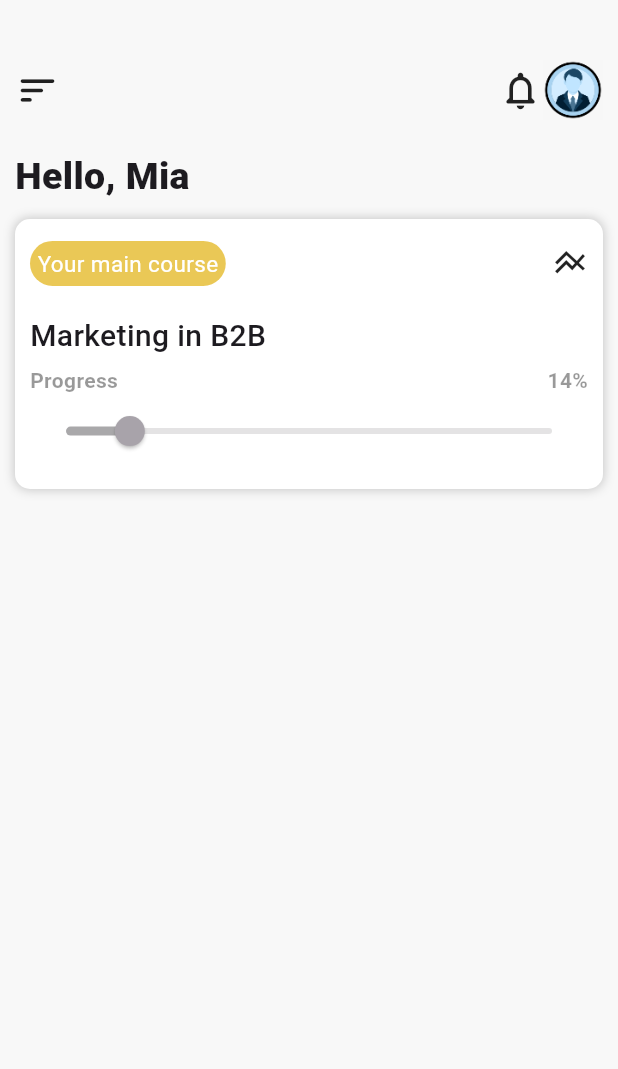
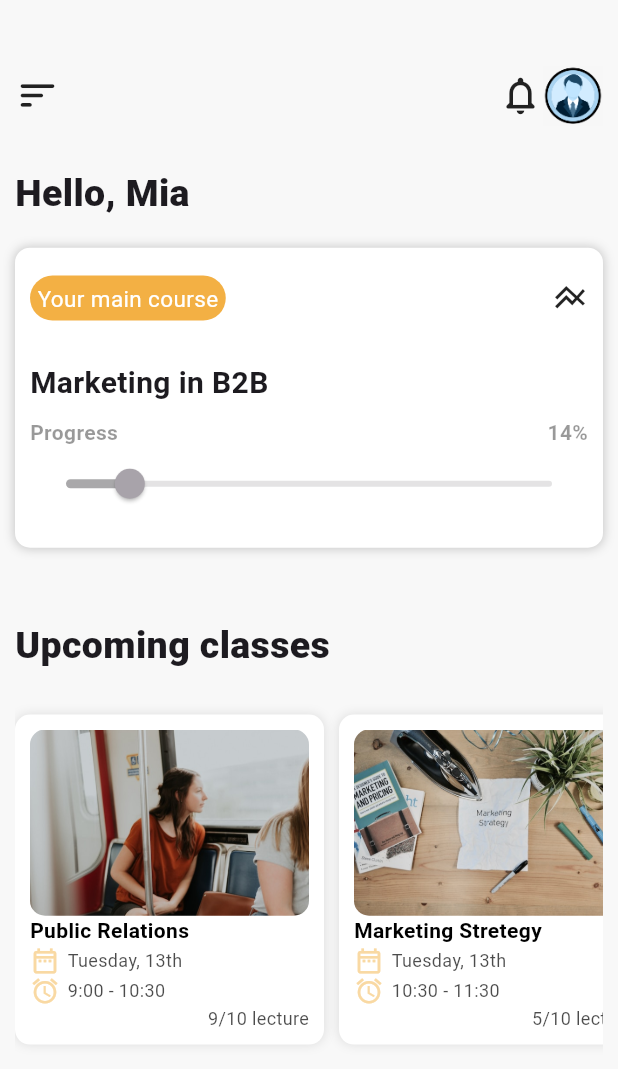
Before and after one commit to SAMIULLAH-KALHORO-DEV/online_academy_ui_design, a Flutter app: the screen it shows after launch, on a phone screen of 412 x 824 dp. Shown: the top 1069 px of the screen. Run offline on Flutter 3.47's test engine with Material 2 defaults, Android fonts, the phone set to English and light mode, and no system bars.

Commit message:
added some assets and all stuffs

```diff
--- a/lib/home.dart
+++ b/lib/home.dart
@@ -1,4 +1,5 @@
 import 'package:flutter/material.dart';
+import 'package:online_academy_ui_design/widgets/classes_container.dart';
 import 'package:online_academy_ui_design/widgets/homepage_maincontainer.dart';
 
 class Home extends StatelessWidget {
@@ -7,11 +8,11 @@ class Home extends StatelessWidget {
   @override
   Widget build(BuildContext context) {
     return Scaffold(
-      backgroundColor:const Color(0xFFF8F8F8),
+      backgroundColor: const Color(0xFFF8F8F8),
       body: Padding(
         padding: const EdgeInsets.only(top: 40.0, left: 10, right: 10),
         child: Column(
-            // mainAxisAlignment: MainAxisAlignment.start,
+            mainAxisAlignment: MainAxisAlignment.spaceEvenly,
             crossAxisAlignment: CrossAxisAlignment.start,
             children: [
               Row(mainAxisAlignment: MainAxisAlignment.spaceBetween, children: [
@@ -32,6 +33,37 @@ class Home extends StatelessWidget {
                   style: TextStyle(fontSize: 25, fontWeight: FontWeight.w800)),
               const SizedBox(height: 10),
               MainContainer(),
+              const SizedBox(height: 40),
+              const Text("Upcoming classes",
+                  style: TextStyle(fontSize: 25, fontWeight: FontWeight.w800)),
+              const SizedBox(height: 10),
+              SingleChildScrollView(
+                scrollDirection: Axis.horizontal,
+                child: Row(
+                  children: [
+                    ClassesContainer(
+                      imaage: "assets/image2.jpg",
+                      h1Text: "Public Relations",
+                      dayDate: "Tuesday, 13th",
+                      time: "9:00 - 10:30",
+                      lectures: "9/10 lecture",
+                    ),
+                    ClassesContainer(
+                      imaage: "assets/image1.jpg",
+                      h1Text: "Marketing Stretegy",
+                      dayDate: "Tuesday, 13th",
+                      time: "10:30 - 11:30",
+                      lectures: "5/10 lecture",
+                    ),
+                  ],
+                ),
+              ),
+              Container(
+                margin: EdgeInsets.all(20),
+                padding: EdgeInsets.all(20),
+                height: 70,
+                width: MediaQuery.of(context).size.width,
+              )
             ]),
       ),
     );
--- /dev/null
+++ b/lib/widgets/classes_container.dart
@@ -0,0 +1,71 @@
+import 'package:flutter/material.dart';
+
+class ClassesContainer extends StatelessWidget {
+  final h1Style =
+      const TextStyle(color: Colors.black, fontWeight: FontWeight.bold);
+  final h2Style = TextStyle(
+      color: Colors.black54.withOpacity(0.7),
+      fontWeight: FontWeight.w400,
+      fontSize: 12);
+  final String h1Text;
+  final String dayDate;
+  final String time;
+  final String imaage;
+  final String lectures;
+
+  ClassesContainer({
+    super.key,
+    required this.h1Text,
+    required this.dayDate,
+    required this.time,
+    required this.imaage,
+    required this.lectures,
+  });
+
+  @override
+  Widget build(BuildContext context) {
+    return Container(
+      margin: const EdgeInsets.only(right: 10, top: 10, bottom: 10),
+      padding: const EdgeInsets.all(10),
+      height: 220,
+      width: MediaQuery.of(context).size.width / 2,
+      decoration: BoxDecoration(
+          color: Colors.white,
+          borderRadius: BorderRadius.circular(10),
+          boxShadow: [
+            BoxShadow(
+                spreadRadius: 0.1,
+                blurRadius: 5,
+                color: Colors.black.withOpacity(0.1))
+          ]),
+      child: Column(
+          mainAxisAlignment: MainAxisAlignment.spaceBetween,
+          crossAxisAlignment: CrossAxisAlignment.start,
+          children: [
+            ClipRRect(
+              borderRadius: BorderRadius.circular(10),
+              child:  Image(image: AssetImage("$imaage")),
+            ),
+            Text(h1Text, style: h1Style),
+            Row(children: [
+              const Icon(Icons.date_range_outlined,
+                  color: Color(0xFFF9D9A3), size: 20),
+              const SizedBox(width: 5),
+              Text(dayDate, style: h2Style),
+            ]),
+            Row(children: [
+              const Icon(Icons.alarm, color: Color(0xFFF9D9A3), size: 20),
+              const SizedBox(width: 5),
+              Text(time, style: h2Style),
+            ]),
+            Align(
+              alignment: Alignment.bottomRight,
+              child: Text(
+                lectures,
+                style: h2Style,
+              ),
+            )
+          ]),
+    );
+  }
+}
--- a/lib/widgets/homepage_maincontainer.dart
+++ b/lib/widgets/homepage_maincontainer.dart
@@ -11,7 +11,7 @@ class MainContainer extends StatelessWidget {
   Widget build(BuildContext context) {
     return Container(
       padding: const EdgeInsets.all(10),
-      height: 180,
+      height: 200,
       width: MediaQuery.of(context).size.width,
       decoration: BoxDecoration(
           color: Colors.white,
@@ -34,18 +34,18 @@ class MainContainer extends StatelessWidget {
                     height: 30,
                     decoration: BoxDecoration(
                         borderRadius: BorderRadius.circular(15),
-                        color: const Color.fromARGB(255, 234, 200, 86)),
+                        color: Color(0xFFF3B044)),
                     child: const Text(
                       "Your main course",
                       style: TextStyle(fontSize: 15, color: Colors.white),
                     )),
-               const Icon(Icons.line_axis)
+                const Icon(Icons.line_axis)
               ],
             ),
             const SizedBox(height: 10),
             const Text(
               "Marketing in B2B",
-              style: TextStyle(fontSize: 20, fontWeight: FontWeight.w500),
+              style: TextStyle(fontSize: 20, fontWeight: FontWeight.w600),
             ),
             Column(
               children: [
```
Also changed, not shown: assets/image1.jpg (added), assets/image2.jpg (added).
